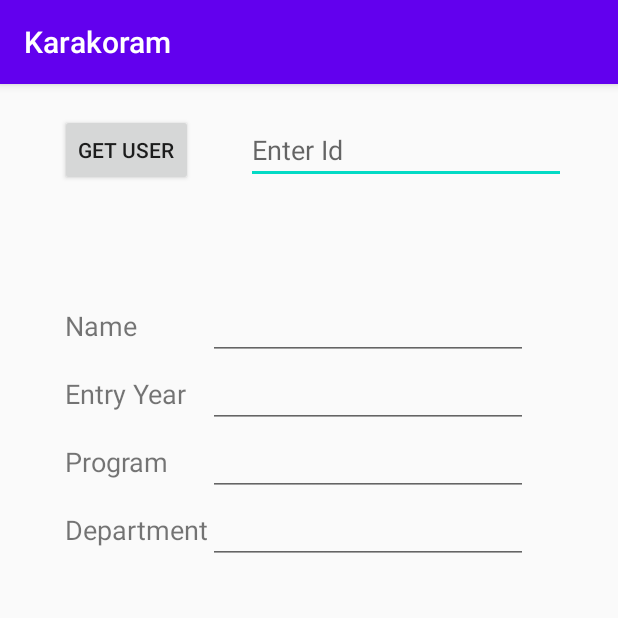
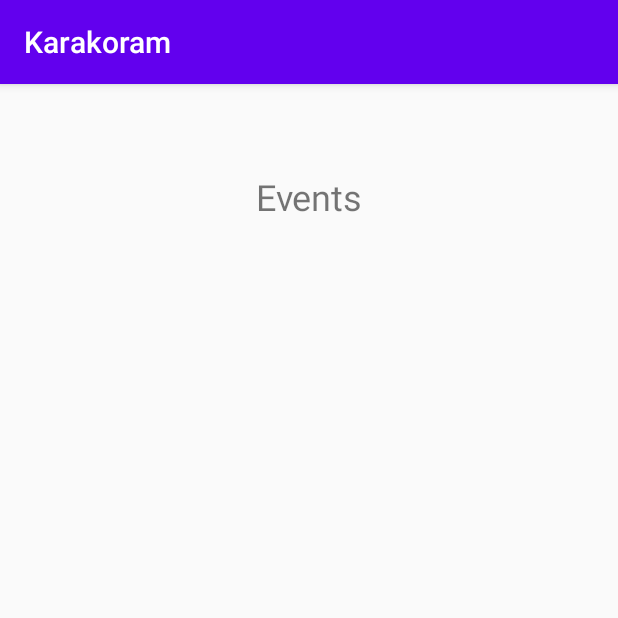
Before and after one commit to sauravmittal001/Karakoram, an Android app: the screen it shows after launch (HomeActivity), on a phone screen of 412 x 824 dp, the top half of it. Run offline under Robolectric (Android 15) with nearby library versions, the phone set to English and light mode, and no system bars; our stand-ins replace Firebase (no records; nobody signed in at launch, a user with empty details on screens opened directly); 1 statement that could not run was skipped.

Commit message:
Events added in firebase. Display all events in home page. Goto the corresponding event page when clicked on a event.

```diff
--- a/app/src/main/AndroidManifest.xml
+++ b/app/src/main/AndroidManifest.xml
@@ -9,6 +9,7 @@
         android:roundIcon="@mipmap/ic_launcher_round"
         android:supportsRtl="true"
         android:theme="@style/AppTheme">
+        <activity android:name=".activity.EventActivity"></activity>
         <activity android:name=".activity.SignInActivity" />
         <activity android:name=".activity.HomeActivity" />
         <activity android:name=".activity.ComplaintActivity" />
--- a/app/src/main/java/com/example/karakoram/activity/HomeActivity.java
+++ b/app/src/main/java/com/example/karakoram/activity/HomeActivity.java
@@ -3,86 +3,57 @@ package com.example.karakoram.activity;
 import androidx.annotation.NonNull;
 import androidx.appcompat.app.AppCompatActivity;
 
+import android.content.Intent;
 import android.os.Bundle;
 import android.util.Log;
 import android.view.View;
+import android.widget.AdapterView;
 import android.widget.ArrayAdapter;
-import android.widget.EditText;
 import android.widget.ListView;
 import android.widget.TextView;
 
-import com.example.karakoram.OnGetDataListener;
 import com.example.karakoram.R;
-import com.example.karakoram.resource.User;
+import com.example.karakoram.firebase.FirebaseQuery;
 import com.google.firebase.database.DataSnapshot;
 import com.google.firebase.database.DatabaseError;
-import com.google.firebase.database.DatabaseReference;
-import com.google.firebase.database.FirebaseDatabase;
+import com.google.firebase.database.Query;
 import com.google.firebase.database.ValueEventListener;
 
 import java.util.ArrayList;
-import java.util.Objects;
-import java.util.concurrent.CountDownLatch;
 
 public class HomeActivity extends AppCompatActivity {
-
-    private DatabaseReference ref = FirebaseDatabase.getInstance().getReference();
 
     @Override
     protected void onCreate(Bundle savedInstanceState) {
         super.onCreate(savedInstanceState);
         setContentView(R.layout.activity_home);
-    }
-
-    public void fillDetail(View view){
-        EditText idInput = findViewById(R.id.id_input);
-        String id = idInput.getText().toString();
-        getData(ref.child("users").child(id));
-    }
-
-    public void readData(DatabaseReference ref, final OnGetDataListener listener) {
-        listener.onStart();
-        ref.addListenerForSingleValueEvent(new ValueEventListener() {
+        Query query = FirebaseQuery.getAllEvents();
+        query.addListenerForSingleValueEvent(new ValueEventListener() {
             @Override
-            public void onDataChange(@NonNull DataSnapshot dataSnapshot) {
-                listener.onSuccess(dataSnapshot.getValue(User.class));
+            public void onDataChange(@NonNull DataSnapshot snapshot) {
+                ArrayList<String> eventList = new ArrayList<>();
+                for( DataSnapshot snapshotItem : snapshot.getChildren()){
+                    eventList.add(snapshotItem.child("title").getValue(String.class));
+                }
+                ArrayAdapter<String> adapter = new ArrayAdapter<String>(HomeActivity.this,R.layout.support_simple_spinner_dropdown_item, eventList);
+                ListView listView = findViewById(R.id.events);
+                listView.setAdapter(adapter);
+                listView.setOnItemClickListener(new AdapterView.OnItemClickListener() {
+                    @Override
+                    public void onItemClick(AdapterView<?> adapterView, View view, int i, long l) {
+                        Log.d("123", ((TextView)view).getText().toString());
+                        Intent intent = new Intent(HomeActivity.this,EventActivity.class);
+                        intent.putExtra("title",((TextView)view).getText().toString());
+                        startActivity(intent);
+                    }
+                });
             }
 
             @Override
-            public void onCancelled(@NonNull DatabaseError firebaseError) {
-                listener.onFailure();
+            public void onCancelled(@NonNull DatabaseError error) {
+
             }
         });
     }
 
-    public void getData(DatabaseReference ref){
-        readData(ref, new OnGetDataListener() {
-            @Override
-            public void onSuccess(Object obj) {
-                User user = (User)obj;
-                Log.d("123",user.getName());
-                if(user==null) {
-                    Log.d("123", "yes");
-                    user = new User();
-                }
-                else
-                    Log.d("123","no");
-
-                ((TextView)findViewById(R.id.name)).setText(user.getName());
-                ((TextView)findViewById(R.id.entry_year)).setText(String.valueOf(user.getEntryYear()));
-                ((TextView)findViewById(R.id.department)).setText(user.getDepartment());
-                ((TextView)findViewById(R.id.program)).setText(user.getProgram());
-            }
-
-            @Override
-            public void onStart() {
-                Log.d("123","started");
-            }
-
-            @Override
-            public void onFailure() {
-                Log.d("123","failed");
-            }
-        });
-    }
 }
--- a/app/src/main/java/com/example/karakoram/firebase/FirebaseQuery.java
+++ b/app/src/main/java/com/example/karakoram/firebase/FirebaseQuery.java
@@ -1,4 +1,27 @@
 package com.example.karakoram.firebase;
 
+import com.example.karakoram.resource.User;
+import com.google.firebase.database.DatabaseReference;
+import com.google.firebase.database.FirebaseDatabase;
+import com.google.firebase.database.Query;
+
 public class FirebaseQuery {
+
+    private static DatabaseReference ref = FirebaseDatabase.getInstance().getReference();
+
+    public static Query getUserDetail(String id){
+        return ref.child("users").child(id);
+    }
+
+    public static void setUser(String id, User user){
+        ref.child("users").child(id).setValue(user);
+    }
+
+    public static Query getEvent(String title){
+        return ref.child("events").orderByChild("title").equalTo(title);
+    }
+
+    public static Query getAllEvents(){
+        return ref.child("events");
+    }
 }
--- a/app/src/main/java/com/example/karakoram/resource/UserType.java
+++ b/app/src/main/java/com/example/karakoram/resource/UserType.java
@@ -1,4 +1,6 @@
 package com.example.karakoram.resource;
 
 public enum UserType {
+    ADMIN,
+    STUDENT
 }
--- a/app/src/main/res/layout/activity_home.xml
+++ b/app/src/main/res/layout/activity_home.xml
@@ -2,140 +2,31 @@
 <androidx.constraintlayout.widget.ConstraintLayout xmlns:android="http://schemas.android.com/apk/res/android"
     xmlns:app="http://schemas.android.com/apk/res-auto"
     xmlns:tools="http://schemas.android.com/tools"
-    android:id="@+id/tree"
+    android:id="@+id/home"
     android:layout_width="match_parent"
     android:layout_height="match_parent"
     tools:context=".activity.HomeActivity">
 
-    <Button
-        android:id="@+id/button"
-        android:layout_width="wrap_content"
-        android:layout_height="wrap_content"
-        android:layout_marginStart="40dp"
-        android:layout_marginTop="20dp"
-        android:onClick="fillDetail"
-        android:text="Get User"
+    <ListView
+        android:id="@+id/events"
+        android:layout_width="292dp"
+        android:layout_height="438dp"
+        app:layout_constraintBottom_toBottomOf="parent"
+        app:layout_constraintEnd_toEndOf="parent"
         app:layout_constraintStart_toStartOf="parent"
         app:layout_constraintTop_toTopOf="parent" />
 
-<!--    <ListView-->
-<!--        android:id="@+id/userList"-->
-<!--        android:layout_width="299dp"-->
-<!--        android:layout_height="483dp"-->
-<!--        app:layout_constraintBottom_toBottomOf="parent"-->
-<!--        app:layout_constraintEnd_toEndOf="parent"-->
-<!--        app:layout_constraintStart_toStartOf="parent"-->
-<!--        app:layout_constraintTop_toTopOf="parent" />-->
-
-    <EditText
-        android:id="@+id/id_input"
-        android:layout_width="wrap_content"
-        android:layout_height="wrap_content"
-        android:ems="10"
-        android:hint="Enter Id"
-        android:inputType="textPersonName"
-        app:layout_constraintBottom_toBottomOf="@+id/button"
-        app:layout_constraintEnd_toEndOf="parent"
-        app:layout_constraintStart_toEndOf="@+id/button"
-        app:layout_constraintTop_toTopOf="@+id/button" />
-
-    <TableLayout
-        android:id="@+id/userDetails"
-        android:layout_width="325dp"
-        android:layout_height="558dp"
-        app:layout_constraintBottom_toBottomOf="parent"
+    <TextView
+        android:id="@+id/heading"
+        android:layout_width="108dp"
+        android:layout_height="48dp"
+        android:clickable="false"
+        android:text="Events"
+        android:textAlignment="center"
+        android:textSize="24sp"
+        app:layout_constraintBottom_toTopOf="@+id/events"
         app:layout_constraintEnd_toEndOf="parent"
         app:layout_constraintStart_toStartOf="parent"
-        app:layout_constraintTop_toBottomOf="@+id/id_input">
-
-        <TableRow
-            android:id="@+id/name_row"
-            android:layout_width="match_parent"
-            android:layout_height="match_parent" >
-
-            <TextView
-                android:id="@+id/textView2"
-                android:layout_width="wrap_content"
-                android:layout_height="wrap_content"
-                android:text="Name"
-                android:textSize="18sp" />
-
-            <EditText
-                android:id="@+id/name"
-                android:layout_width="wrap_content"
-                android:layout_height="wrap_content"
-                android:ems="10"
-                android:inputType="textPersonName"
-                android:textAlignment="center" />
-
-        </TableRow>
-
-        <TableRow
-            android:id="@+id/entry_year_row"
-            android:layout_width="match_parent"
-            android:layout_height="match_parent" >
-
-            <TextView
-                android:id="@+id/textView3"
-                android:layout_width="wrap_content"
-                android:layout_height="wrap_content"
-                android:text="Entry Year"
-                android:textSize="18sp" />
-
-            <EditText
-                android:id="@+id/entry_year"
-                android:layout_width="wrap_content"
-                android:layout_height="wrap_content"
-                android:ems="10"
-                android:inputType="textPersonName"
-                android:textAlignment="center" />
-
-        </TableRow>
-
-        <TableRow
-            android:id="@+id/program_row"
-            android:layout_width="match_parent"
-            android:layout_height="match_parent" >
-
-            <TextView
-                android:id="@+id/textView4"
-                android:layout_width="wrap_content"
-                android:layout_height="wrap_content"
-                android:text="Program"
-                android:textSize="18sp" />
-
-            <EditText
-                android:id="@+id/program"
-                android:layout_width="wrap_content"
-                android:layout_height="wrap_content"
-                android:ems="10"
-                android:inputType="textPersonName"
-                android:textAlignment="center" />
-
-        </TableRow>
-
-        <TableRow
-            android:id="@+id/department_row"
-            android:layout_width="match_parent"
-            android:layout_height="match_parent" >
-
-            <TextView
-                android:id="@+id/textView5"
-                android:layout_width="wrap_content"
-                android:layout_height="wrap_content"
-                android:text="Department"
-                android:textSize="18sp" />
-
-            <EditText
-                android:id="@+id/department"
-                android:layout_width="wrap_content"
-                android:layout_height="wrap_content"
-                android:ems="10"
-                android:inputType="textPersonName"
-                android:textAlignment="center" />
-
-        </TableRow>
-
-    </TableLayout>
+        app:layout_constraintTop_toTopOf="parent" />
 
 </androidx.constraintlayout.widget.ConstraintLayout>
```
Also changed, not shown: app/src/main/java/com/example/karakoram/activity/EventActivity.java (added, +40 -0 lines), app/src/main/java/com/example/karakoram/resource/User.java (+13 -3 lines), app/src/main/res/layout/activity_event.xml (added, +34 -0 lines).
